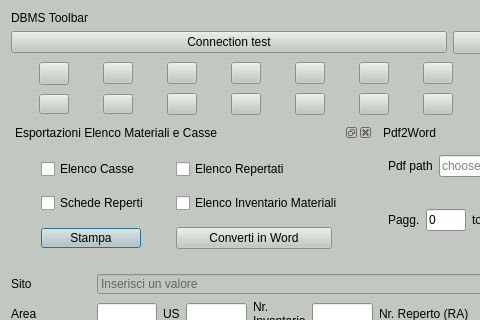
Above: gui/ui/Inv_Materiali.ui from pyarchinit/pyarchinit before the change; both pictures show x 0 to 480 and y 0 to 320 of the 937 by 793 pixel window. Below: the same form after it.
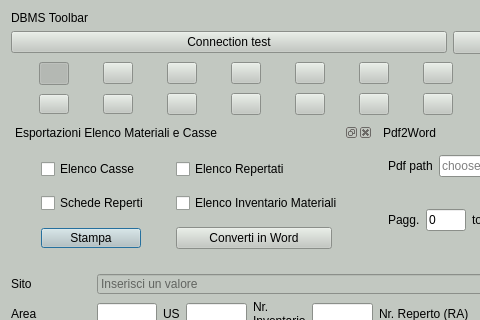
That is the form after the change. Icons and pictures are not drawn. Custom widgets are drawn as their Qt base class.

What changed in the file:
```diff
--- a/gui/ui/Inv_Materiali.ui
+++ b/gui/ui/Inv_Materiali.ui
@@ -154,6 +154,15 @@
        </color>
       </brush>
      </colorrole>
+     <colorrole role="PlaceholderText">
+      <brush brushstyle="NoBrush">
+       <color alpha="128">
+        <red>0</red>
+        <green>0</green>
+        <blue>0</blue>
+       </color>
+      </brush>
+     </colorrole>
     </active>
     <inactive>
      <colorrole role="WindowText">
@@ -291,6 +300,15 @@
        </color>
       </brush>
      </colorrole>
+     <colorrole role="PlaceholderText">
+      <brush brushstyle="NoBrush">
+       <color alpha="128">
+        <red>0</red>
+        <green>0</green>
+        <blue>0</blue>
+       </color>
+      </brush>
+     </colorrole>
     </inactive>
     <disabled>
      <colorrole role="WindowText">
@@ -428,6 +446,15 @@
        </color>
       </brush>
      </colorrole>
+     <colorrole role="PlaceholderText">
+      <brush brushstyle="NoBrush">
+       <color alpha="128">
+        <red>0</red>
+        <green>0</green>
+        <blue>0</blue>
+       </color>
+      </brush>
+     </colorrole>
     </disabled>
    </palette>
   </property>
@@ -1581,6 +1608,9 @@
          <property name="checkable">
           <bool>true</bool>
          </property>
+         <property name="checked">
+          <bool>true</bool>
+         </property>
         </widget>
        </item>
       </layout>
```
Left out of the diff: 12 changed lines with no effect on the pictures.
